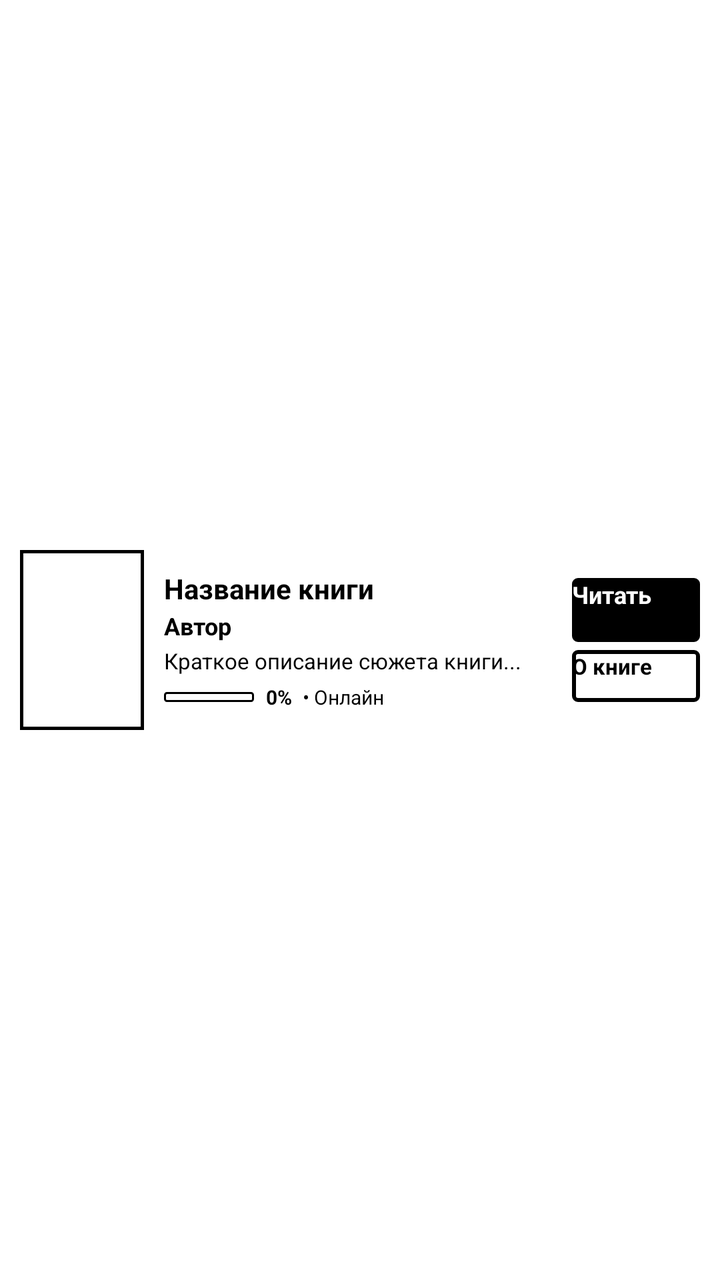
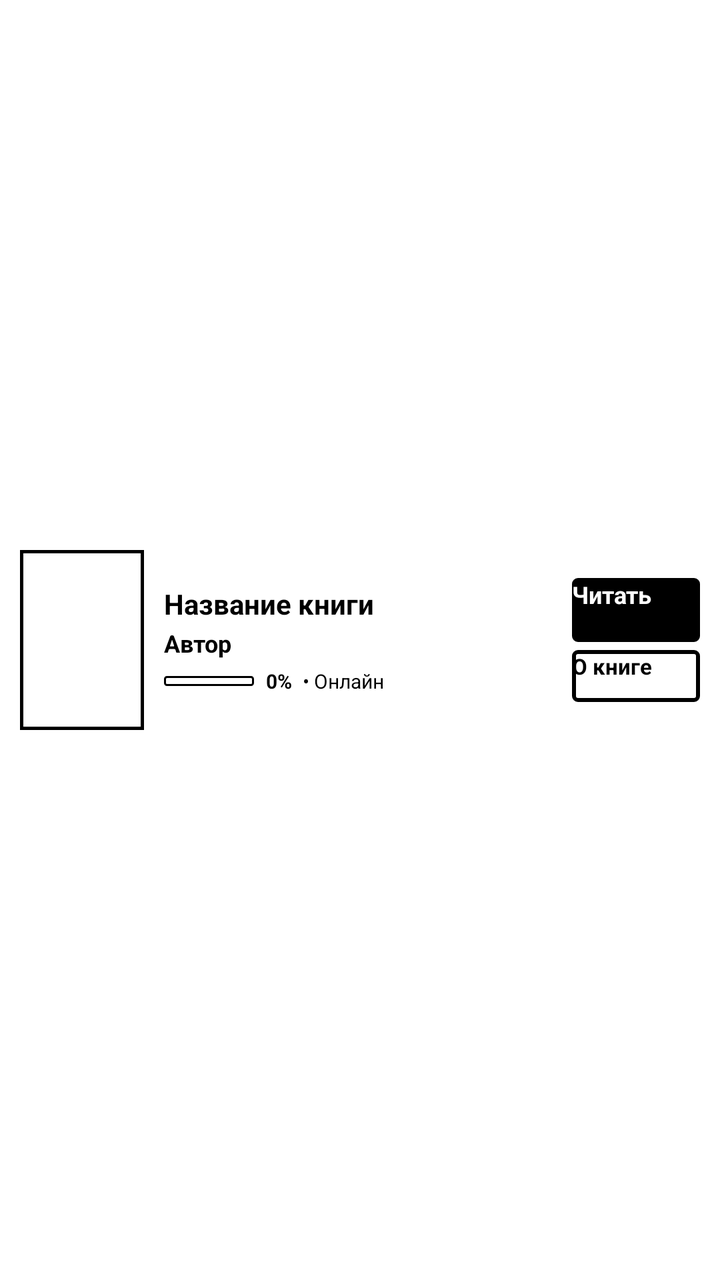

Before-and-after screenshots of an Android layout around one commit, followed by the original layout XML and the change that was made.
<!-- AndroidManifest.xml: application theme Theme.EInk -->
<!-- res/layout/item_book.xml -->
<?xml version="1.0" encoding="utf-8"?>
<LinearLayout xmlns:android="http://schemas.android.com/apk/res/android"
    android:layout_width="match_parent"
    android:layout_height="wrap_content"
    android:orientation="horizontal"
    android:paddingLeft="10dp"
    android:paddingRight="10dp"
    android:paddingTop="9dp"
    android:paddingBottom="9dp"
    android:gravity="center_vertical"
    android:background="@color/eink_white">

    
    <ImageView
        android:id="@+id/book_cover"
        android:layout_width="62dp"
        android:layout_height="90dp"
        android:layout_marginRight="10dp"
        android:background="@drawable/cover_border"
        android:padding="2dp"
        android:scaleType="centerCrop" />

    
    <LinearLayout
        android:layout_width="0dp"
        android:layout_height="wrap_content"
        android:layout_weight="1"
        android:orientation="vertical">

        <TextView
            android:id="@+id/book_title"
            android:layout_width="match_parent"
            android:layout_height="wrap_content"
            android:text="Название книги"
            android:textSize="14sp"
            android:textStyle="bold"
            android:textColor="@color/eink_black"
            android:maxLines="2"
            android:ellipsize="end" />

        <TextView
            android:id="@+id/book_author"
            android:layout_width="match_parent"
            android:layout_height="wrap_content"
            android:text="Автор"
            android:textSize="12sp"
            android:textStyle="bold"
            android:textColor="@color/eink_black"
            android:layout_marginTop="1dp"
            android:maxLines="1"
            android:ellipsize="end" />

        
        <TextView
            android:id="@+id/book_annotation"
            android:layout_width="match_parent"
            android:layout_height="wrap_content"
            android:text="Краткое описание сюжета книги..."
            android:textSize="11sp"
            android:textColor="@color/eink_black"
            android:layout_marginTop="2dp"
            android:maxLines="3"
            android:ellipsize="end"
            android:lineSpacingMultiplier="1.15" />

        
        <LinearLayout
            android:layout_width="match_parent"
            android:layout_height="wrap_content"
            android:orientation="horizontal"
            android:gravity="center_vertical"
            android:layout_marginTop="4dp">

            <ProgressBar
                android:id="@+id/book_progress_bar"
                style="?android:attr/progressBarStyleHorizontal"
                android:layout_width="45dp"
                android:layout_height="5dp"
                android:progressDrawable="@drawable/progress_eink_bar"
                android:max="100"
                android:progress="0"
                android:layout_marginRight="6dp" />

            <TextView
                android:id="@+id/book_progress"
                android:layout_width="wrap_content"
                android:layout_height="wrap_content"
                android:text="0%"
                android:textSize="10sp"
                android:textStyle="bold"
                android:textColor="@color/eink_black"
                android:singleLine="true" />

            <TextView
                android:id="@+id/book_status_tag"
                android:layout_width="wrap_content"
                android:layout_height="wrap_content"
                android:text=" • Онлайн"
                android:textSize="10sp"
                android:textColor="@color/eink_black"
                android:singleLine="true"
                android:layout_marginLeft="3dp" />
        </LinearLayout>
    </LinearLayout>

    
    <LinearLayout
        android:layout_width="wrap_content"
        android:layout_height="wrap_content"
        android:orientation="vertical"
        android:gravity="center"
        android:layout_marginLeft="6dp">

        <Button
            android:id="@+id/book_read_btn"
            android:layout_width="64dp"
            android:layout_height="32dp"
            android:minHeight="0dp"
            android:minWidth="0dp"
            android:text="@string/btn_read"
            android:textSize="12sp"
            android:textStyle="bold"
            android:textColor="@color/eink_white"
            android:background="@drawable/btn_eink_primary"
            android:includeFontPadding="false"
            android:paddingTop="2dp"
            android:paddingBottom="2dp"
            android:layout_marginBottom="4dp" />

        <Button
            android:id="@+id/book_download_btn"
            android:layout_width="64dp"
            android:layout_height="26dp"
            android:minHeight="0dp"
            android:minWidth="0dp"
            android:text="О книге"
            android:textSize="11sp"
            android:textStyle="bold"
            android:textColor="@color/eink_black"
            android:background="@drawable/btn_eink"
            android:includeFontPadding="false"
            android:paddingTop="2dp"
            android:paddingBottom="2dp" />
    </LinearLayout>

</LinearLayout>
<!-- resources referenced by this layout -->
<resources>
  <color name="eink_black">#000000</color>
  <color name="eink_white">#FFFFFF</color>
  <!-- drawable btn_eink (drawable) -->
  <?xml version="1.0" encoding="utf-8"?>
  <selector xmlns:android="http://schemas.android.com/apk/res/android">
      <item android:state_pressed="true">
          <shape android:shape="rectangle">
              <solid android:color="#000000" />
              <stroke android:width="2dp" android:color="#000000" />
              <corners android:radius="2dp" />
          </shape>
      </item>
      <item>
          <shape android:shape="rectangle">
              <solid android:color="#FFFFFF" />
              <stroke android:width="2dp" android:color="#000000" />
              <corners android:radius="2dp" />
          </shape>
      </item>
  </selector>
  <!-- drawable btn_eink_primary (drawable) -->
  <?xml version="1.0" encoding="utf-8"?>
  <selector xmlns:android="http://schemas.android.com/apk/res/android">
      <item android:state_pressed="true">
          <shape android:shape="rectangle">
              <solid android:color="#FFFFFF" />
              <stroke android:width="2dp" android:color="#000000" />
              <corners android:radius="2dp" />
          </shape>
      </item>
      <item>
          <shape android:shape="rectangle">
              <solid android:color="#000000" />
              <stroke android:width="2dp" android:color="#000000" />
              <corners android:radius="2dp" />
          </shape>
      </item>
  </selector>
  <!-- drawable cover_border (drawable) -->
  <?xml version="1.0" encoding="utf-8"?>
  <shape xmlns:android="http://schemas.android.com/apk/res/android"
      android:shape="rectangle">
      <solid android:color="#FFFFFF" />
      <stroke
          android:width="1.5dp"
          android:color="#000000" />
  </shape>
  <!-- drawable progress_eink_bar (drawable) -->
  <?xml version="1.0" encoding="utf-8"?>
  <layer-list xmlns:android="http://schemas.android.com/apk/res/android">
      <item android:id="@android:id/background">
          <shape android:shape="rectangle">
              <solid android:color="#FFFFFF" />
              <stroke android:width="1dp" android:color="#000000" />
              <corners android:radius="1dp" />
          </shape>
      </item>
      <item android:id="@android:id/progress">
          <clip>
              <shape android:shape="rectangle">
                  <solid android:color="#000000" />
                  <corners android:radius="1dp" />
              </shape>
          </clip>
      </item>
  </layer-list>
  <string name="btn_read">Читать</string>
  <style name="Theme.EInk" parent="android:Theme.Holo.Light.NoActionBar">
          <item name="android:windowBackground">@color/eink_white</item>
          <item name="android:colorBackground">@color/eink_white</item>
          <item name="android:textColorPrimary">@color/eink_black</item>
          <item name="android:windowAnimationStyle">@style/Animation.EInk.NoAnimation</item>
      </style>
  <style name="Animation.EInk.NoAnimation" parent="android:Animation">
          <item name="android:windowEnterAnimation">@null</item>
          <item name="android:windowExitAnimation">@null</item>
          <item name="android:activityOpenEnterAnimation">@null</item>
          <item name="android:activityOpenExitAnimation">@null</item>
          <item name="android:activityCloseEnterAnimation">@null</item>
          <item name="android:activityCloseExitAnimation">@null</item>
      </style>
</resources>

<!-- the commit's change to res/layout/item_book.xml (unified diff, before → after) -->
@@ -35,8 +35,7 @@
             android:textSize="14sp"
             android:textStyle="bold"
             android:textColor="@color/eink_black"
-            android:maxLines="2"
-            android:ellipsize="end" />
+            android:lineSpacingMultiplier="1.1" />
 
         <TextView
             android:id="@+id/book_author"
@@ -46,22 +45,15 @@
             android:textSize="12sp"
             android:textStyle="bold"
             android:textColor="@color/eink_black"
-            android:layout_marginTop="1dp"
-            android:maxLines="1"
-            android:ellipsize="end" />
+            android:layout_marginTop="2dp"
+            android:lineSpacingMultiplier="1.1" />
 
         
         <TextView
             android:id="@+id/book_annotation"
             android:layout_width="match_parent"
             android:layout_height="wrap_content"
-            android:text="Краткое описание сюжета книги..."
-            android:textSize="11sp"
-            android:textColor="@color/eink_black"
-            android:layout_marginTop="2dp"
-            android:maxLines="3"
-            android:ellipsize="end"
-            android:lineSpacingMultiplier="1.15" />
+            android:visibility="gone" />
 
         
         <LinearLayout
